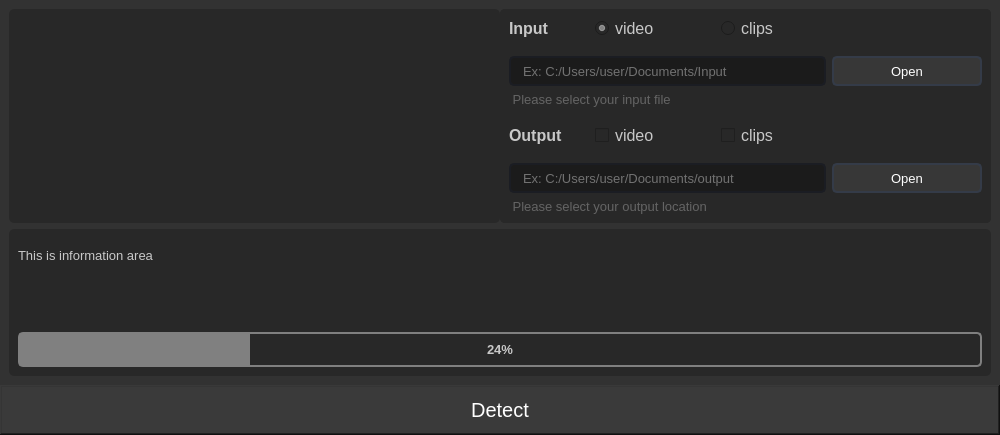
First picture: the form in user_interface/form/ui_page2_3.ui, repository mmiikeke/Lane_Detection, before the edit.
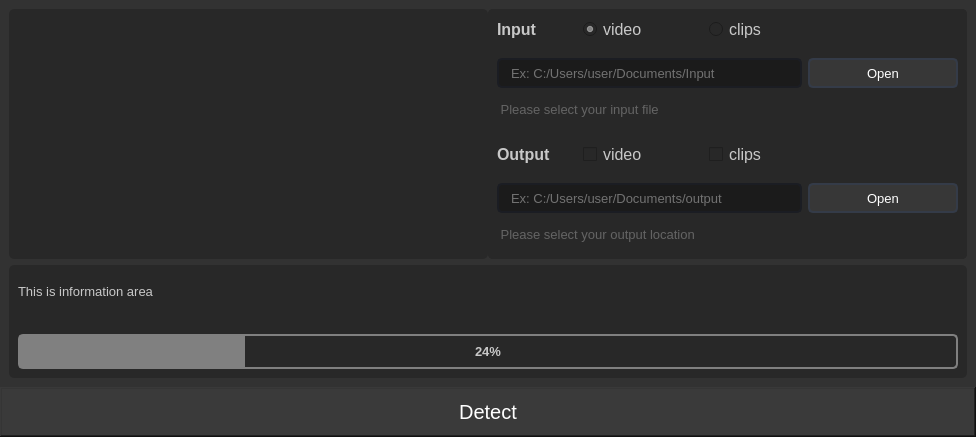
Second picture: the form after the edit. Icons and pictures are not drawn.

The edit to the form file:
```diff
--- a/user_interface/form/ui_page2_3.ui
+++ b/user_interface/form/ui_page2_3.ui
@@ -6,8 +6,8 @@
    <rect>
     <x>0</x>
     <y>0</y>
-    <width>1000</width>
-    <height>435</height>
+    <width>976</width>
+    <height>437</height>
    </rect>
   </property>
   <property name="windowTitle">
@@ -79,7 +79,7 @@
            <property name="minimumSize">
             <size>
              <width>0</width>
-             <height>0</height>
+             <height>250</height>
             </size>
            </property>
            <property name="maximumSize">
@@ -165,7 +165,7 @@
                 <number>0</number>
                </property>
                <item>
-                <widget class="QFrame" name="frame_outputdata">
+                <widget class="QFrame" name="frame_inputdata">
                  <property name="maximumSize">
                   <size>
                    <width>16777215</width>
@@ -200,6 +200,12 @@
                   </property>
                   <item>
                    <widget class="QFrame" name="frame_inputdata_up">
+                    <property name="maximumSize">
+                     <size>
+                      <width>16777215</width>
+                      <height>40</height>
+                     </size>
+                    </property>
                     <property name="font">
                      <font>
                       <family>Arial</family>
@@ -401,7 +407,7 @@
                 </widget>
                </item>
                <item>
-                <widget class="QFrame" name="frame_inputdata">
+                <widget class="QFrame" name="frame_outputdata">
                  <property name="maximumSize">
                   <size>
                    <width>16777215</width>
@@ -435,6 +441,12 @@
                   </property>
                   <item>
                    <widget class="QFrame" name="frame_outputdata_up">
+                    <property name="maximumSize">
+                     <size>
+                      <width>16777215</width>
+                      <height>40</height>
+                     </size>
+                    </property>
                     <property name="frameShape">
                      <enum>QFrame::NoFrame</enum>
                     </property>
```
